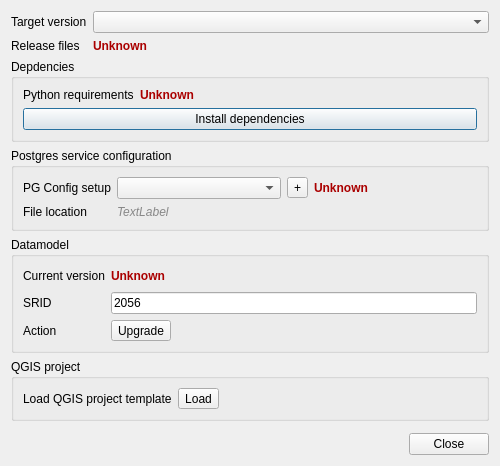
The window that qgepplugin/ui/qgepdatamodeldialog.ui (QGEP/qgepplugin) describes before a commit, drawn with Qt 5.
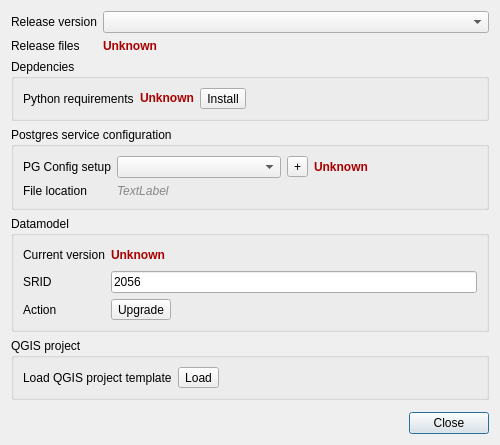
The same window after the commit.

Patch:
```diff
--- a/qgepplugin/ui/qgepdatamodeldialog.ui
+++ b/qgepplugin/ui/qgepdatamodeldialog.ui
@@ -17,12 +17,12 @@
    <item row="0" column="0">
     <widget class="QLabel" name="label_4">
      <property name="text">
-      <string>Target version</string>
+      <string>Release version</string>
      </property>
     </widget>
    </item>
    <item row="0" column="1">
-    <widget class="QComboBox" name="targetVersionComboBox"/>
+    <widget class="QComboBox" name="releaseVersionComboBox"/>
    </item>
    <item row="2" column="0" colspan="2">
     <widget class="QGroupBox" name="groupBox">
@@ -30,14 +30,9 @@
       <string>Depdencies</string>
      </property>
      <layout class="QFormLayout" name="formLayout">
-      <item row="0" column="0">
-       <widget class="QLabel" name="label_11">
-        <property name="text">
-         <string>Python requirements</string>
-        </property>
-       </widget>
-      </item>
       <item row="0" column="1">
+       <layout class="QHBoxLayout" name="horizontalLayout_4">
+        <item>
        <widget class="QLabel" name="pythonCheckLabel">
         <property name="styleSheet">
          <string notr="true">color: rgb(170, 0, 0);
@@ -51,10 +46,32 @@
         </property>
        </widget>
       </item>
-      <item row="1" column="0" colspan="2">
-       <widget class="QPushButton" name="installDepsButton">
+        <item>
+         <widget class="QToolButton" name="installDepsButton">
         <property name="text">
-         <string>Install dependencies</string>
+           <string>Install</string>
+          </property>
+         </widget>
+        </item>
+        <item>
+         <spacer name="horizontalSpacer_3">
+          <property name="orientation">
+           <enum>Qt::Horizontal</enum>
+          </property>
+          <property name="sizeHint" stdset="0">
+           <size>
+            <width>40</width>
+            <height>20</height>
+           </size>
+          </property>
+         </spacer>
+        </item>
+       </layout>
+      </item>
+      <item row="0" column="0">
+       <widget class="QLabel" name="label_11">
+        <property name="text">
+         <string>Python requirements</string>
         </property>
        </widget>
       </item>
```
Lines whose indentation alone changed are shown as unchanged.
